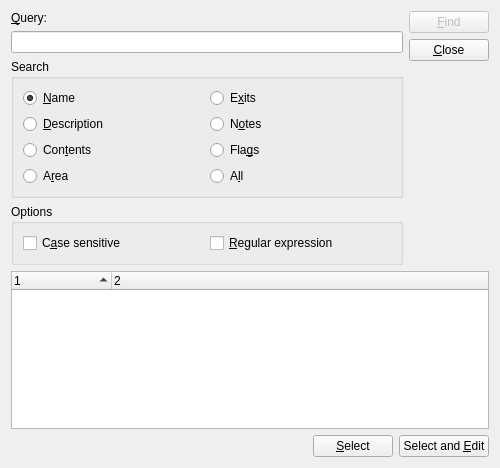
This is src/mainwindow/findroomsdlg.ui in MUME/MMapper as Qt 5 draws it before an edit. The edited form follows.
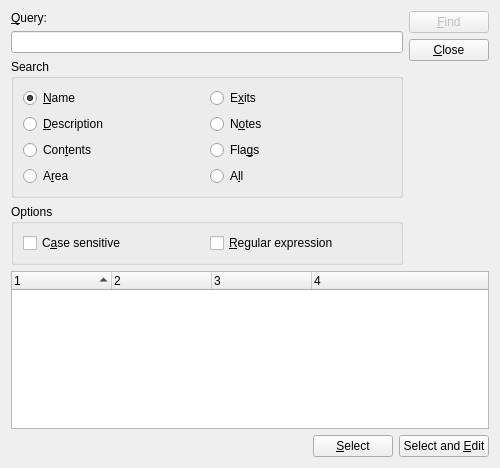
This is the edited form. Icons and pictures are not drawn.

```diff
--- a/src/mainwindow/findroomsdlg.ui
+++ b/src/mainwindow/findroomsdlg.ui
@@ -186,7 +186,7 @@
       <bool>true</bool>
      </property>
      <property name="columnCount">
-      <number>2</number>
+      <number>4</number>
      </property>
      <column>
       <property name="text">
@@ -198,6 +198,16 @@
        <string>2</string>
       </property>
      </column>
+     <column>
+      <property name="text">
+       <string>3</string>
+      </property>
+     </column>
+     <column>
+      <property name="text">
+       <string>4</string>
+      </property>
+     </column>
     </widget>
    </item>
    <item>
```
